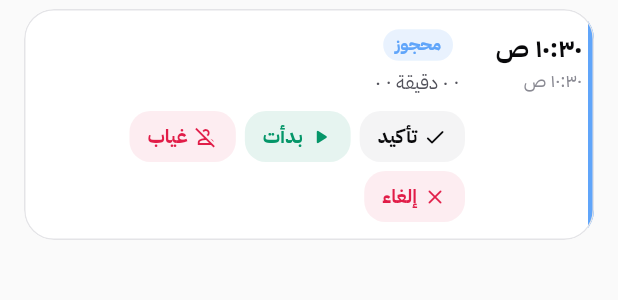
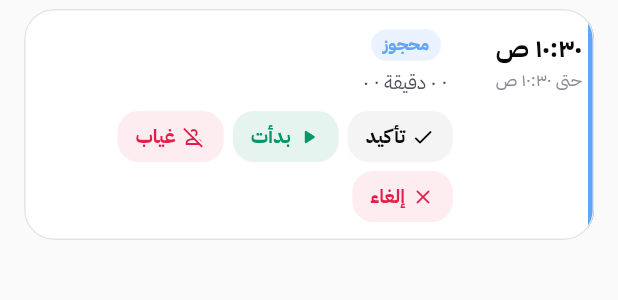
Before and after one commit to AL-atharbeh/Agent-whatapp, a Flutter app: the _AgendaCard widget shown alone on an empty page, opened directly with empty values, on a phone screen of 412 x 824 dp. Shown: the top 300 px of the screen. Run offline on Flutter 3.47's test engine with Material 3 defaults, Android fonts, the phone set to English and light mode, and no system bars; our stand-ins replace connectivity_plus, dio, firebase_core, firebase_messaging, flutter_riverpod, flutter_secure_storage and 4 more; missing offline and left inert: local_auth_darwin, path_parsing; accounts and stored records are empty; network calls fail.

Commit message:
بطاقة الموعد: «حتى ١٢:٤٥» بدل وقت ثانٍ بلا كلمة يُقرأ موعداً آخر
Co-Authored-By: Claude Opus 5.5 <noreply@anthropic.com>

```diff
--- a/mobile/lib/features/appointments/agenda_list.dart
+++ b/mobile/lib/features/appointments/agenda_list.dart
@@ -175,7 +175,7 @@ class _AgendaCard extends ConsumerWidget {
                   Padding(
                     padding: const EdgeInsets.fromLTRB(12, 14, 4, 14),
                     child: SizedBox(
-                      width: 58,
+                      width: 66,
                       child: Column(
                         crossAxisAlignment: CrossAxisAlignment.start,
                         children: [
@@ -183,9 +183,10 @@ class _AgendaCard extends ConsumerWidget {
                             clockTime(a.startAt),
                             style: TextStyle(fontFamily: kFont, fontSize: 17, fontWeight: FontWeight.w800, color: hc.text),
                           ),
+                          // وقت ثانٍ بلا كلمة بدا كأنه موعد آخر؛ «حتى» تقول إنه النهاية
                           Text(
-                            clockTime(a.plannedEnd),
-                            style: TextStyle(fontFamily: kFont, fontSize: 12, color: hc.text3),
+                            'حتى ${clockTime(a.plannedEnd)}',
+                            style: TextStyle(fontFamily: kFont, fontSize: 11.5, color: hc.text3),
                           ),
                         ],
                       ),
```
